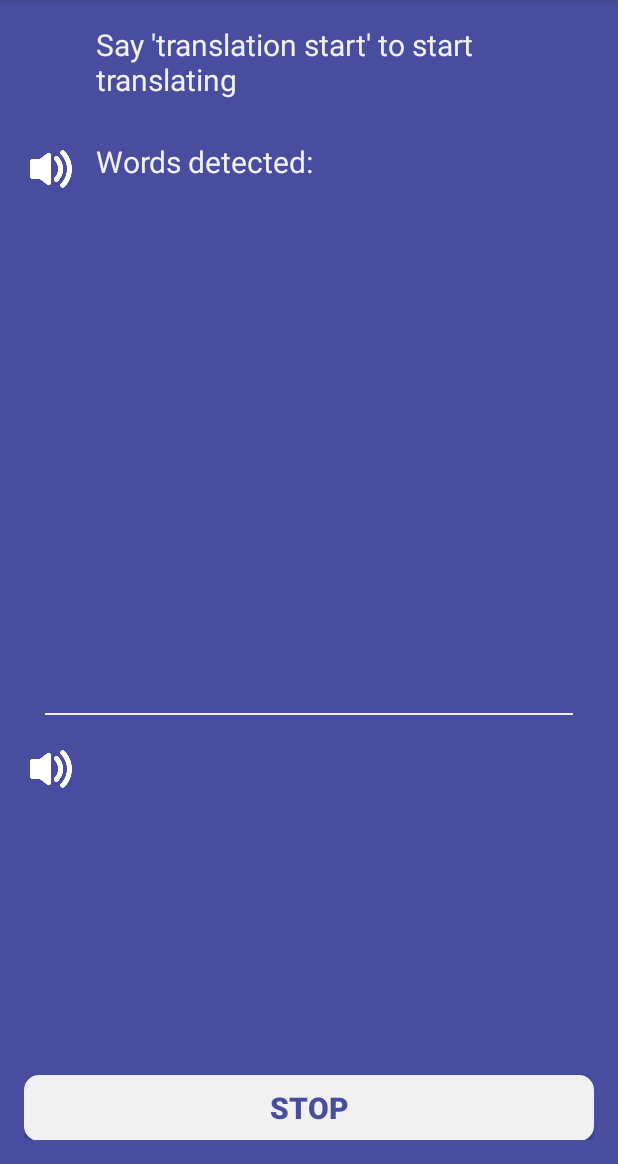
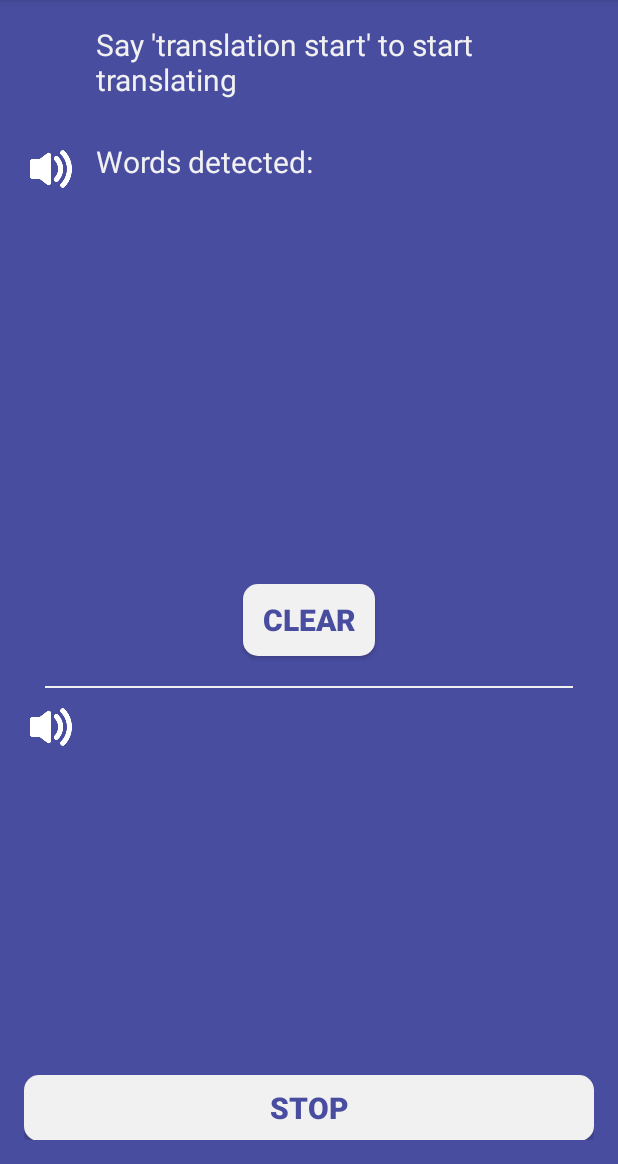
Before and after one commit to SeanNguyen/nustranslator, an Android app: the screen it shows after launch (MainActivity), after a tap on "START", on a phone screen of 412 x 824 dp, the part 72-1236 px from its top. Run offline under Robolectric (Android 15) with nearby library versions, the phone set to English and light mode, and no system bars; 1 statement that could not run was skipped.

Commit message:
Added clear button to clear detected words

```diff
--- a/android/app/src/main/java/sg/edu/nus/nustranslator/recognizers/LocalSpeechRecognizer.java
+++ b/android/app/src/main/java/sg/edu/nus/nustranslator/recognizers/LocalSpeechRecognizer.java
@@ -35,7 +35,7 @@ public class LocalSpeechRecognizer implements ISpeechRecognizer, RecognitionList
 
     public void initListen(){
         state = Configurations.SPHINX_NOT_ACTIVATED;
-        this.parent.onSpeechRecognitionResultUpdate("", state);
+        this.parent.onRecognitionResultUpdate("", state);
     }
 
     @Override
@@ -64,8 +64,8 @@ public class LocalSpeechRecognizer implements ISpeechRecognizer, RecognitionList
 
     @Override
     public void reset() {
+        this.stopListen();
         this.startListen();
-        this.stopListen();
     }
 
     @Override
@@ -82,7 +82,7 @@ public class LocalSpeechRecognizer implements ISpeechRecognizer, RecognitionList
                 changeState(Configurations.SPHINX_NOT_ACTIVATED);
                 text = DEACTIVATE_PHRASE;
             }
-            this.parent.onSpeechRecognitionResultUpdate(text, state);
+            this.parent.onRecognitionResultUpdate(text, state);
         }
     }
 
@@ -95,7 +95,7 @@ public class LocalSpeechRecognizer implements ISpeechRecognizer, RecognitionList
 //        preTime = System.currentTimeMillis();
 //        if (hypothesis != null) {
 //            String text = hypothesis.getHypstr();
-//            this.parent.onSpeechRecognitionResultUpdate(text);
+//            this.parent.onRecognitionResultUpdate(text);
 //
 //        }
 //    }
@@ -104,7 +104,7 @@ public class LocalSpeechRecognizer implements ISpeechRecognizer, RecognitionList
     public void onResult(Hypothesis hypothesis) {
 //        if (hypothesis != null) {
 //            String text = hypothesis.getHypstr();
-//            this.parent.onSpeechRecognitionResultUpdate(text);
+//            this.parent.onRecognitionResultUpdate(text);
 //        }
     }
 
--- a/android/app/src/main/java/sg/edu/nus/nustranslator/ui/MainFragment.java
+++ b/android/app/src/main/java/sg/edu/nus/nustranslator/ui/MainFragment.java
@@ -84,7 +84,7 @@ public class MainFragment extends Fragment {
 
         });
 
-        Button startTranslationButton = (Button) v.findViewById(R.id.translation_button);
+        Button startTranslationButton = (Button) v.findViewById(R.id.stop_translation_button);
         startTranslationButton.setOnClickListener(new View.OnClickListener() {
             @Override
             public void onClick(View view) {
--- a/android/app/src/main/java/sg/edu/nus/nustranslator/ui/TranslationFragment.java
+++ b/android/app/src/main/java/sg/edu/nus/nustranslator/ui/TranslationFragment.java
@@ -4,7 +4,6 @@ import android.content.res.AssetFileDescriptor;
 import android.media.MediaPlayer;
 import android.os.AsyncTask;
 import android.os.Bundle;
-import android.speech.tts.TextToSpeech;
 import android.support.v4.app.Fragment;
 import android.util.Log;
 import android.view.LayoutInflater;
@@ -15,7 +14,6 @@ import android.widget.TextView;
 
 import java.io.IOException;
 import java.util.ArrayList;
-import java.util.Locale;
 import java.util.Vector;
 
 import sg.edu.nus.nustranslator.R;
@@ -25,7 +23,7 @@ import sg.edu.nus.nustranslator.recognizers.LocalSpeechRecognizer;
 import sg.edu.nus.nustranslator.Configurations;
 
 
-public class TranslationFragment extends Fragment implements TextToSpeech.OnUtteranceCompletedListener{
+public class TranslationFragment extends Fragment {
     private static final String ORIGINAL_LANGUAGE = "TranslationFragment.OriginalLanguage";
     private static final String TRANSLATION_LANGUAGE = "TranslationFragment.TranslationLanguage";
 
@@ -37,7 +35,6 @@ public class TranslationFragment extends Fragment implements TextToSpeech.OnUtte
     private boolean mInitComplete = false;
 
     public ISpeechRecognizer mSpeechRecognizer;
-    private TextToSpeech mTextToSpeech;
 
     private String mBestResult = "";
     private String lastRecognitionResult;
@@ -73,18 +70,29 @@ public class TranslationFragment extends Fragment implements TextToSpeech.OnUtte
                              Bundle savedInstanceState) {
         View v = inflater.inflate(R.layout.fragment_translation, container, false);
         mLoadingView = v.findViewById(R.id.loading_view);
-        Button translationPlaybackButton = (Button)v.findViewById(R.id.translationPlaybackButton);
-        Button originalPlaybackButton = (Button) v.findViewById(R.id.originalLanguagePlaybackButton);
+
         mTranslationPrompt = (TextView) v.findViewById(R.id.translation_prompt);
         mTopResultView = (TextView) v.findViewById(R.id.first_result);
         mSimilarResultsView = (TextView) v.findViewById(R.id.other_results);
         mTranslationTextView = (TextView) v.findViewById(R.id.translation);
-        Button stopButton = (Button) v.findViewById(R.id.translation_button);
+
+        Button stopButton = (Button) v.findViewById(R.id.stop_translation_button);
+        Button clearButton = (Button) v.findViewById(R.id.clear_button);
+        Button translationPlaybackButton = (Button)v.findViewById(R.id.translationPlaybackButton);
+        Button originalPlaybackButton = (Button) v.findViewById(R.id.originalLanguagePlaybackButton);
+
         stopButton.setOnClickListener(new View.OnClickListener() {
             @Override
             public void onClick(View v) {
                 mSpeechRecognizer.stopListen();
                 getFragmentManager().popBackStack();
+            }
+        });
+        clearButton.setOnClickListener(new View.OnClickListener() {
+            @Override
+            public void onClick(View v) {
+                mSpeechRecognizer.reset();
+                resetTranslationDisplay();
             }
         });
 
@@ -127,33 +135,34 @@ public class TranslationFragment extends Fragment implements TextToSpeech.OnUtte
         }
     }
 
-    @Override
-    public void onUtteranceCompleted(String utteranceId) {
-        mSpeechRecognizer.reset();
-    }
-
-    public void onSpeechRecognitionResultUpdate(String recognitionResult, String state) {
-        if (this.lastRecognitionResult != null && this.lastRecognitionResult.equals(recognitionResult)) {
+    // words detected include those previously mentioned
+    public void onRecognitionResultUpdate(String wordsDetected, String state) {
+        if (this.lastRecognitionResult != null && this.lastRecognitionResult.equals(wordsDetected)) {
             return;
         }
 
-        lastRecognitionResult = recognitionResult;
+        lastRecognitionResult = wordsDetected;
 
         //find the best match from the list of words we know (if one exists)
-        String bestResult = matchWithKnownWords(recognitionResult);
-        ArrayList<String> displayResults = new ArrayList<>();
-        displayResults.add(bestResult);
-        displayResults.add(recognitionResult);
+        String bestGuess = matchWithKnownWords(wordsDetected);
 
-        String translatedResult = mAppModel.getTranslation(bestResult, mOriginalLanguage, mTranslationLanguage);
-        respondToRecognitionResult(displayResults, translatedResult, state);
+        String translatedGuess = mAppModel.getTranslation(bestGuess, mOriginalLanguage, mTranslationLanguage);
+        respondToRecognitionResult(bestGuess, translatedGuess, wordsDetected, state);
 
-        if(recognitionResult.split(" ").length >= 6){
+        if(wordsDetected.split(" ").length >= 6){
             mSpeechRecognizer.reset();
+            resetTranslationDisplay();
         }
     }
 
-    private void respondToRecognitionResult(ArrayList<String> results, String translatedResultTemp, String state) {
+    private void resetTranslationDisplay() {
+        mBestResult = "";
+        mTopResultView.setText("");
+        mSimilarResultsView.setText("Words detected: ");
+        mTranslationTextView.setText("");
+    }
+
+    private void respondToRecognitionResult(String bestGuess, String translatedGuess, String wordsDetected, String state) {
         // TODO: remove hardcoded strings
 
         if(state.equals(Configurations.SPHINX_ACTIVATED)){
@@ -162,24 +171,23 @@ public class TranslationFragment extends Fragment implements TextToSpeech.OnUtte
             mTranslationPrompt.setText(R.string.translator_not_activated_prompt);
         }
 
-        if (results.get(0).equals("")) {
+        if (bestGuess.equals("")) {
             mTopResultView.setText(mBestResult);
-            mSimilarResultsView.setText("Words detected: " + results.get(1));
+            mSimilarResultsView.setText("Words detected: " + wordsDetected);
         } else {
-            mBestResult = results.get(0);
+            mBestResult = bestGuess;
 
             playMp3(mTranslationLanguage, mBestResult);
 
             mTopResultView.setText(mBestResult);
-            mSimilarResultsView.setText("Words detected: " + mBestResult+ " " + results.get(1));
-            mTranslationTextView.setText(translatedResultTemp);
+            mSimilarResultsView.setText("Words detected: " + mBestResult+ " " + wordsDetected);
+            mTranslationTextView.setText(translatedGuess);
         }
     }
 
     // to mandarin only
     private void playMp3(String translateTo, String text) {
-        if(text != null && !text.equals("") && translateTo.toLowerCase().equals("mandarin")
-                && mSpeechRecognizer != null && !nowPlaying) {
+        if(text != null && !text.equals("") && translateTo.toLowerCase().equals("mandarin") && !nowPlaying) {
             nowPlaying = true;
             mSpeechRecognizer.stopListen();
             if(mMediaPlayer == null) {
@@ -303,15 +311,6 @@ public class TranslationFragment extends Fragment implements TextToSpeech.OnUtte
             TranslationFragment fragment = params[0];
             mSpeechRecognizer = new LocalSpeechRecognizer(fragment);
             mSpeechRecognizer.setInputLanguage(mOriginalLanguage, getActivity().getApplicationContext());
-            fragment.mTextToSpeech = new TextToSpeech(getActivity().getApplicationContext(), new TextToSpeech.OnInitListener() {
-                @Override
-                public void onInit(int status) {
-                    if (status != TextToSpeech.ERROR) {
-                        mTextToSpeech.setLanguage(Locale.US);
-                    }
-                }
-            });
-            fragment.mTextToSpeech.setOnUtteranceCompletedListener(fragment);
 
             return null;
         }
--- a/android/app/src/main/res/layout/fragment_main.xml
+++ b/android/app/src/main/res/layout/fragment_main.xml
@@ -73,7 +73,7 @@
 
 
         <Button
-            android:id="@+id/translation_button"
+            android:id="@+id/stop_translation_button"
             android:layout_width="match_parent"
             android:layout_height="wrap_content"
             android:text="@string/start_translator"
--- a/android/app/src/main/res/layout/fragment_translation.xml
+++ b/android/app/src/main/res/layout/fragment_translation.xml
@@ -13,12 +13,12 @@
         <!--input-->
 
         <LinearLayout
-            android:layout_width="fill_parent"
-            android:layout_height="0dp"
-            android:layout_weight="70"
+            android:layout_width="match_parent"
+            android:layout_height="wrap_content"
             android:layout_marginLeft="20dp"
             android:layout_marginRight="20dp"
-            android:orientation="horizontal">
+            android:orientation="horizontal"
+            android:layout_weight="30">
 
             <Button
                 android:id="@+id/originalLanguagePlaybackButton"
@@ -29,7 +29,7 @@
 
             <LinearLayout
                 android:layout_width="match_parent"
-                android:layout_height="fill_parent"
+                android:layout_height="wrap_content"
                 android:orientation="vertical"
                 android:padding="16dp">
 
@@ -49,16 +49,27 @@
                 <TextView
                     android:id="@+id/other_results"
                     android:layout_width="match_parent"
-                    android:layout_height="fill_parent"
+                    android:layout_height="wrap_content"
                     android:textSize="20sp"/>
 
             </LinearLayout>
 
         </LinearLayout>
 
-        <!--div-->
+        <Button
+            android:layout_width="wrap_content"
+            android:layout_height="wrap_content"
+            android:text="@string/clear_translation"
+            android:id="@+id/clear_button"
+            android:layout_gravity="center_horizontal"
+            android:textSize="@dimen/button_textSize"
+            android:background="@drawable/start_stop_button"
+            android:textStyle="bold"
+            android:textColor="@color/violet_theme_color"
+            android:layout_margin="20dp" />
+
         <View
-            android:layout_width="fill_parent"
+            android:layout_width="match_parent"
             android:layout_height="1dp"
             android:background="@color/whiteThemeColor"
             android:layout_marginLeft="30dp"
@@ -66,10 +77,10 @@
 
         <!--result-->
         <LinearLayout
-            android:layout_width="fill_parent"
+            android:layout_width="match_parent"
             android:layout_height="0dp"
             android:layout_weight="30"
-            android:layout_marginTop="20dp"
+            android:layout_marginTop="10dp"
             android:layout_marginLeft="20dp"
             android:layout_marginRight="20dp"
             android:orientation="horizontal">
@@ -82,7 +93,7 @@
 
             <TextView
                 android:id="@+id/translation"
-                android:layout_width="fill_parent"
+                android:layout_width="match_parent"
                 android:layout_height="wrap_content"
                 android:layout_marginLeft="30dp"
                 android:textStyle="bold"
@@ -98,7 +109,7 @@
             android:padding="16dp">
 
             <Button
-                android:id="@+id/translation_button"
+                android:id="@+id/stop_translation_button"
                 android:layout_width="0dp"
                 android:layout_height="@dimen/button_session_height"
                 android:text="@string/stop_translator"
@@ -129,7 +140,8 @@
             android:layout_centerInParent="true"
             android:textColor="@color/whiteThemeColor"
             android:textSize="20sp"
-            android:text="@string/loading"/>
+            android:text="@string/loading"
+            android:layout_margin="20dp" />
 
     </RelativeLayout>
 
--- a/android/app/src/main/res/values/strings.xml
+++ b/android/app/src/main/res/values/strings.xml
@@ -9,12 +9,13 @@
 
     <string name="start_translator">"Start"</string>
     <string name="stop_translator">"Stop"</string>
+    <string name="clear_translation">"Clear"</string>
     <!--Menu-->
     <string name="menu_updateData">"Update Data"</string>
     <string name="menu_viewAllSentences">"View Phrases"</string>
     <string name="menu_about">"About"</string>
     <string name="title_activity_help">"Help"</string>
 
-    <string name="loading">LOADING...</string>
+    <string name="loading">LOADING &#8230; This might take a minute or two.</string>
 
 </resources>
```
